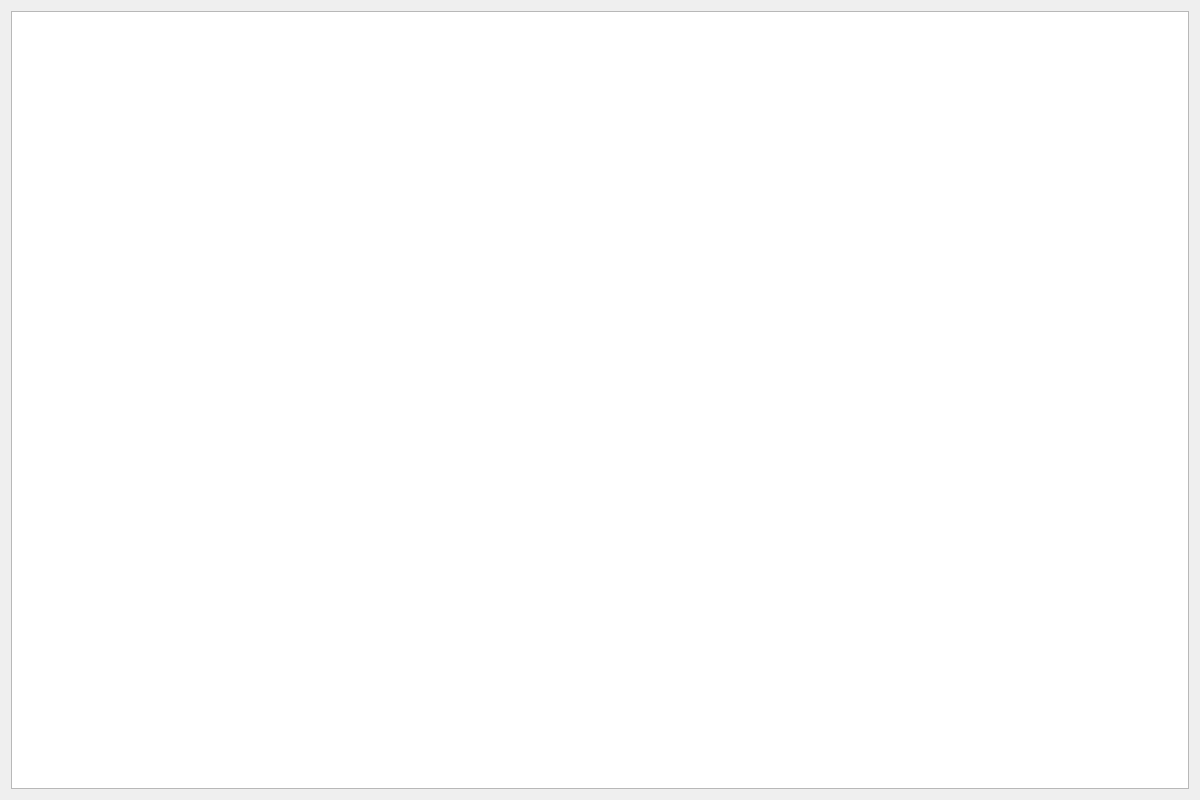
Old version of the form source/Windows/breakdownDialog.ui in the repository TimSevereijns/D-Viz.
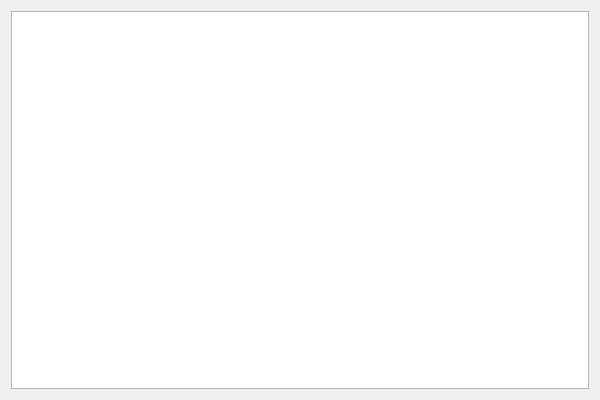
New version of the form.

Commit message:
Scan Breakdown Dialog & More
+ Added data to the scan breakdown dialog. Currently only showing the
number of bytes per file type.
+ Added a bit of a hack to work around the fact that sometimes the
progress percentage exceeds 100 percent.

```diff
--- a/source/Windows/breakdownDialog.ui
+++ b/source/Windows/breakdownDialog.ui
@@ -6,13 +6,13 @@
    <rect>
     <x>0</x>
     <y>0</y>
-    <width>1200</width>
-    <height>800</height>
+    <width>600</width>
+    <height>400</height>
    </rect>
   </property>
   <property name="minimumSize">
    <size>
-    <width>600</width>
+    <width>400</width>
     <height>400</height>
    </size>
   </property>
@@ -21,7 +21,7 @@
   </property>
   <layout class="QVBoxLayout" name="verticalLayout">
    <item>
-    <widget class="QTreeView" name="treeView"/>
+    <widget class="QTableView" name="tableView"/>
    </item>
   </layout>
  </widget>
```
The commit also changes 6 other files.
